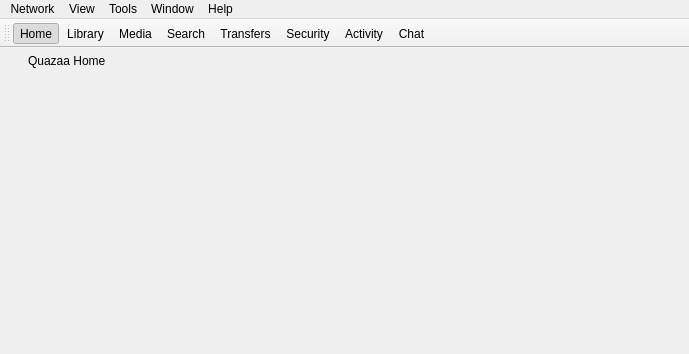
First picture: the form in trunk/winmain.ui, repository c3c/quazaa, before the edit.
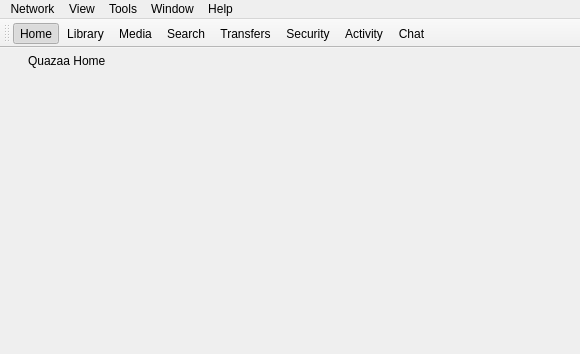
Second picture: the form after the edit. Icons and pictures are not drawn.

```diff
--- a/trunk/winmain.ui
+++ b/trunk/winmain.ui
@@ -6,7 +6,7 @@
    <rect>
     <x>0</x>
     <y>0</y>
-    <width>689</width>
+    <width>580</width>
     <height>354</height>
    </rect>
   </property>
@@ -98,7 +98,7 @@
     <rect>
      <x>0</x>
      <y>0</y>
-     <width>689</width>
+     <width>580</width>
      <height>20</height>
     </rect>
    </property>
```
Left out of the diff: 152 changed lines with no effect on the pictures.
